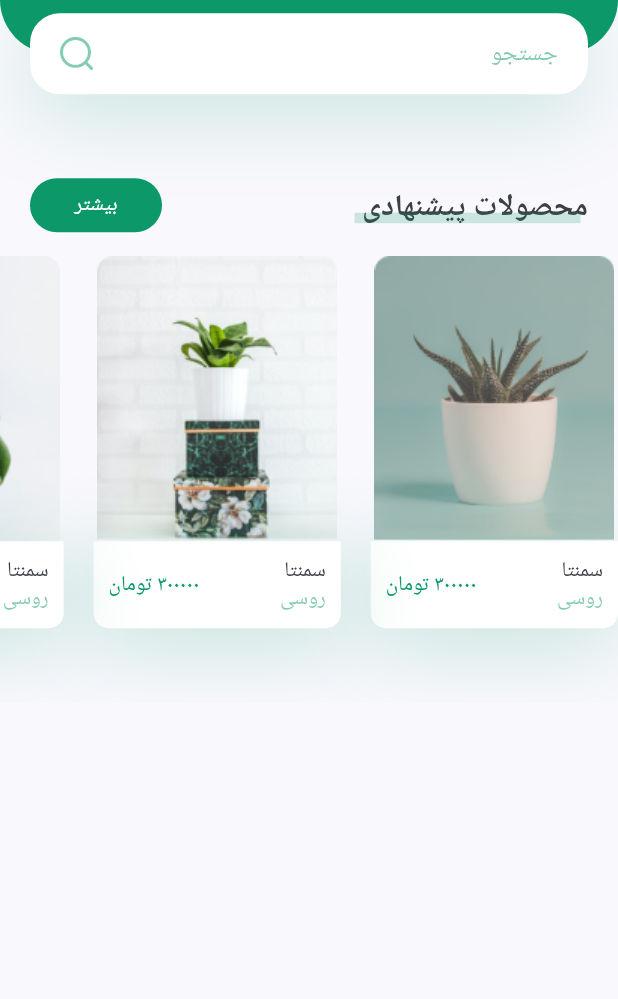
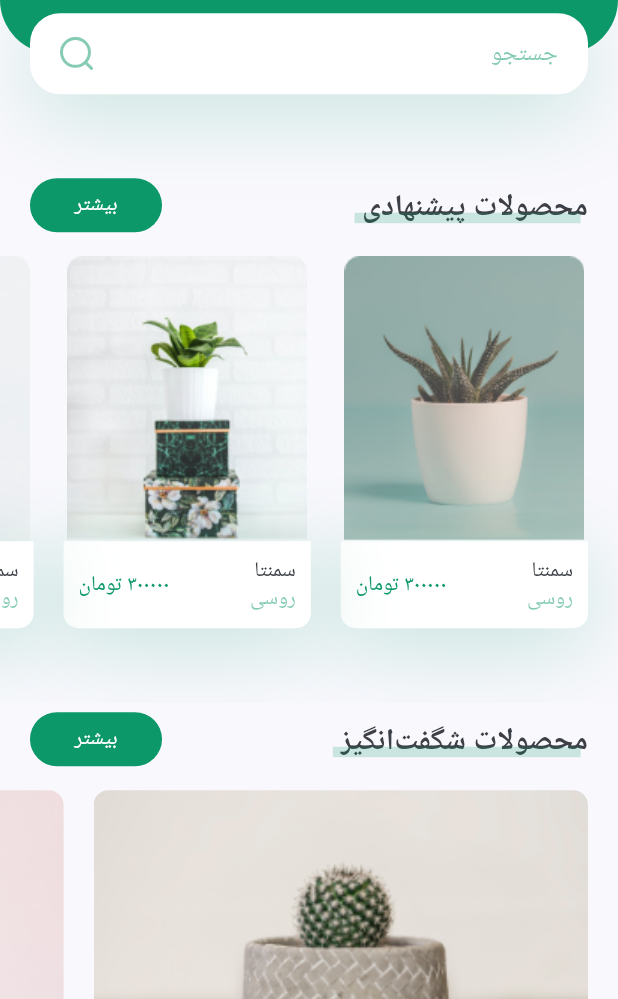
Before and after one commit to mohaddese136/persian-plant-shop-flutter, a Flutter app: the screen it shows after launch, on a phone screen of 412 x 824 dp, the part 237-1236 px from its top. Run offline on Flutter 3.47's test engine with Material 2 defaults, Android fonts, the phone set to English and light mode, and no system bars; our stand-ins replace flutter_svg.

Commit message:
featured plants

```diff
--- a/lib/components/body.dart
+++ b/lib/components/body.dart
@@ -3,6 +3,8 @@
 import 'package:testapp/components/recomend_plant_card.dart';
 import 'package:testapp/components/title_with_more_btn.dart';
 import 'package:testapp/constants.dart';
+
+import 'featured_plants.dart';
 
 class Body extends StatelessWidget {
   @override
@@ -18,7 +20,15 @@
             title: "محصولات پیشنهادی",
             press: () {},
           ),
-          RecomendsPlants()
+          RecomendsPlants(),
+          TitleWithMoreBtn(
+            title: "محصولات شگفت‌انگیز",
+            press: () {},
+          ),
+          FeatiredPlants(),
+          SizedBox(
+            height: kDefaultPadding,
+          )
         ],
       ),
     );
--- /dev/null
+++ b/lib/components/featured_plants.dart
@@ -0,0 +1,57 @@
+import 'package:flutter/material.dart';
+import '../constants.dart';
+
+class FeatiredPlants extends StatelessWidget {
+  const FeatiredPlants({
+    Key key,
+  }) : super(key: key);
+
+  @override
+  Widget build(BuildContext context) {
+    return SingleChildScrollView(
+      scrollDirection: Axis.horizontal,
+      child: Row(
+        children: [
+          FeauturePlantCard(
+            image: "assets/images/bottom_img_1.png",
+            press: () {},
+          ),
+          FeauturePlantCard(
+            image: "assets/images/bottom_img_2.png",
+            press: () {},
+          ),
+        ],
+      ),
+    );
+  }
+}
+
+class FeauturePlantCard extends StatelessWidget {
+  const FeauturePlantCard({
+    Key key,
+    this.image,
+    this.press,
+  }) : super(key: key);
+
+  final String image;
+  final Function press;
+  @override
+  Widget build(BuildContext context) {
+    Size size = MediaQuery.of(context).size;
+    return GestureDetector(
+      onTap: press,
+      child: Container(
+        margin: EdgeInsets.only(
+            right: kDefaultPadding,
+            top: kDefaultPadding / 2,
+            bottom: kDefaultPadding / 2),
+        width: size.width * 0.8,
+        height: 185,
+        decoration: BoxDecoration(
+            borderRadius: BorderRadius.circular(10),
+            image:
+                DecorationImage(fit: BoxFit.cover, image: AssetImage(image))),
+      ),
+    );
+  }
+}
--- a/lib/components/recomend_plant_card.dart
+++ b/lib/components/recomend_plant_card.dart
@@ -54,7 +54,7 @@
     Size size = MediaQuery.of(context).size;
     return Container(
       margin: EdgeInsets.only(
-          left: kDefaultPadding,
+          right: kDefaultPadding,
           top: kDefaultPadding / 2,
           bottom: kDefaultPadding * 2.5),
       //it will cover only 40% of out total width
```
